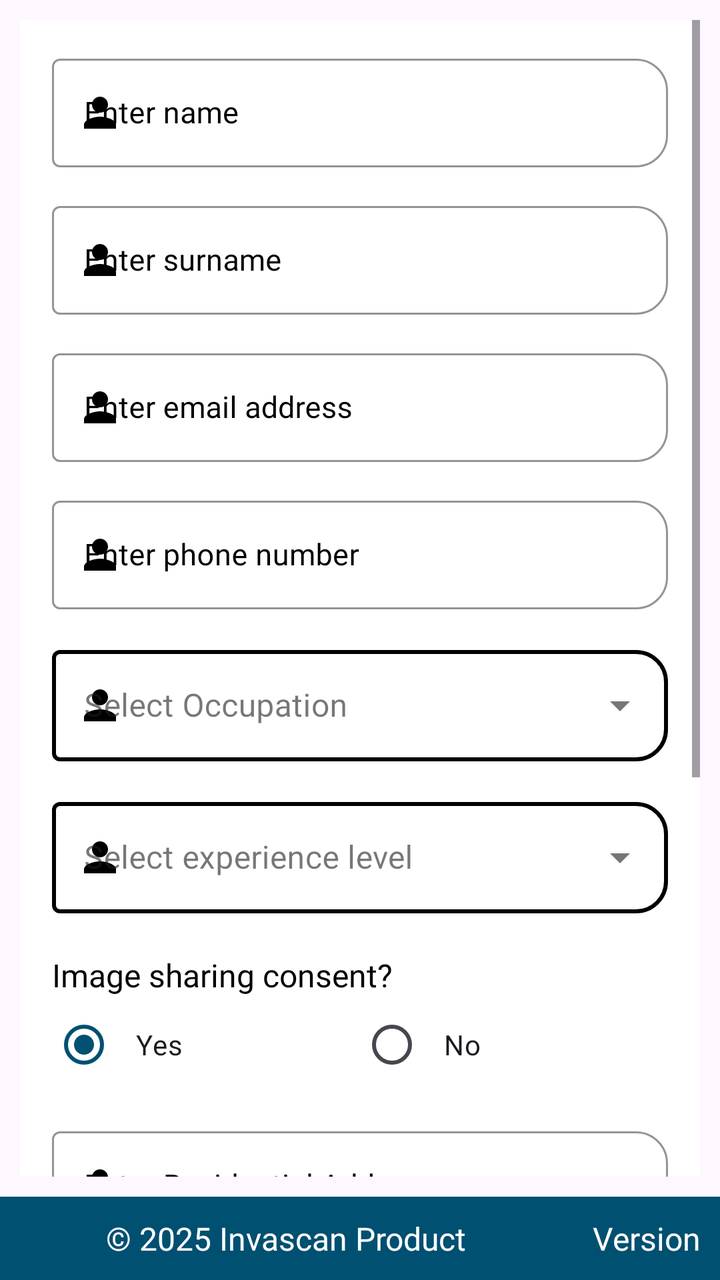
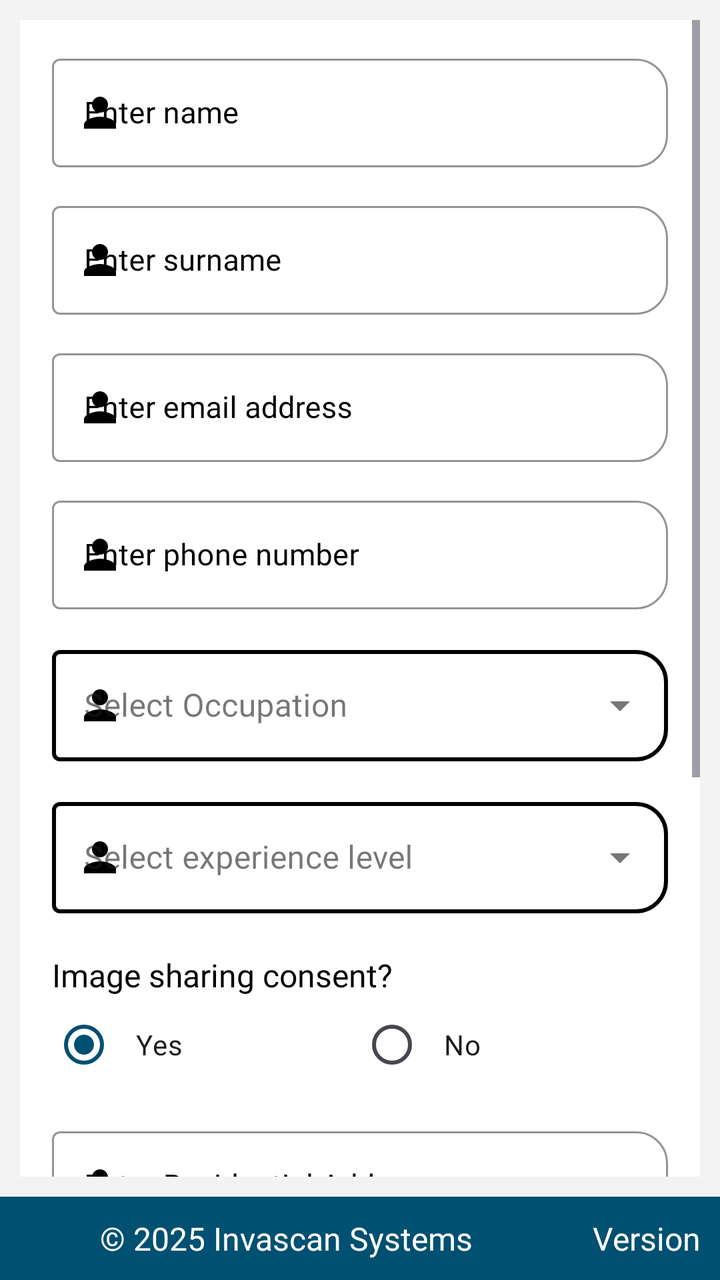

Screens rendered from an Android XML layout before and after an edit, with the pre-edit source and the edit as a unified diff.
<!-- AndroidManifest.xml: application theme Theme.Invascan -->
<!-- res/layout/content_create_account.xml -->
<?xml version="1.0" encoding="utf-8"?>
<androidx.constraintlayout.widget.ConstraintLayout
    xmlns:app="http://schemas.android.com/apk/res-auto"
    xmlns:android="http://schemas.android.com/apk/res/android"
    xmlns:tools="http://schemas.android.com/tools"
    android:layout_width="match_parent"
    android:layout_height="match_parent"
    android:layout_marginTop="16dp"
    tools:context=".ui.account.CreateAccountActivity">

    <ScrollView
        android:id="@+id/scroll_main"
        android:layout_width="0dp"
        android:layout_height="0dp"
        android:padding="10dp"
        android:contentDescription="@string/app_name"
        android:fillViewport="true"
        app:layout_constraintBottom_toTopOf="@+id/layout_footer"
        app:layout_constraintEnd_toEndOf="parent"
        app:layout_constraintHorizontal_bias="0.0"
        app:layout_constraintStart_toStartOf="parent"
        app:layout_constraintTop_toTopOf="parent"
        app:layout_constraintVertical_bias="0.0">
        <androidx.constraintlayout.widget.ConstraintLayout
            android:layout_width="match_parent"
            android:layout_height="wrap_content"
            android:background="@android:color/white">

            <com.google.android.material.textfield.TextInputLayout
                android:id="@+id/constraint_layout_name"
                style="@style/Widget.MaterialComponents.TextInputLayout.OutlinedBox"
                android:layout_width="match_parent"
                android:layout_height="wrap_content"
                android:layout_marginStart="16dp"
                android:layout_marginTop="14dp"
                android:layout_marginEnd="16dp"
                android:fontFamily="@font/roboto"
                android:hint="@string/person_name"
                android:textColorHint="@color/black"
                app:startIconDrawable="@drawable/baseline_person_24"
                app:startIconTint="@color/black"
                app:endIconMode="clear_text"
                app:boxCornerRadiusBottomEnd="16dp"
                app:boxCornerRadiusTopEnd="16dp"
                app:boxStrokeColor="#0000FF"
                app:boxStrokeWidth="1dp"
                app:layout_constraintEnd_toEndOf="parent"
                app:layout_constraintStart_toStartOf="parent"
                app:layout_constraintTop_toTopOf="parent">

                <com.google.android.material.textfield.TextInputEditText
                    android:id="@+id/account_name"
                    android:layout_width="match_parent"
                    android:layout_height="wrap_content"
                    android:fontFamily="@font/roboto"
                    android:inputType="textPersonName"
                    android:textColor="@color/black"
                    android:textSize="15sp" />

            </com.google.android.material.textfield.TextInputLayout>


            <com.google.android.material.textfield.TextInputLayout
                android:id="@+id/constraint_layout_surname"
                style="@style/Widget.MaterialComponents.TextInputLayout.OutlinedBox"
                android:layout_width="match_parent"
                android:layout_height="wrap_content"
                android:layout_marginStart="16dp"
                android:layout_marginTop="14dp"
                android:layout_marginEnd="16dp"
                android:fontFamily="@font/roboto"
                android:hint="@string/person_surname"
                android:textColorHint="@color/black"
                app:startIconDrawable="@drawable/baseline_person_24"
                app:startIconTint="@color/black"
                app:endIconMode="clear_text"
                app:boxCornerRadiusBottomEnd="16dp"
                app:boxCornerRadiusTopEnd="16dp"
                app:boxStrokeColor="#0000FF"
                app:boxStrokeWidth="1dp"
                app:layout_constraintEnd_toEndOf="parent"
                app:layout_constraintStart_toStartOf="parent"
                app:layout_constraintTop_toBottomOf="@+id/constraint_layout_name">

                <com.google.android.material.textfield.TextInputEditText
                    android:id="@+id/account_surname"
                    android:layout_width="match_parent"
                    android:layout_height="wrap_content"
                    android:fontFamily="@font/roboto"
                    android:inputType="textPersonName"
                    android:textColor="@color/black"
                    android:textSize="15sp" />

            </com.google.android.material.textfield.TextInputLayout>


            <com.google.android.material.textfield.TextInputLayout
                android:id="@+id/constraint_layout_email"
                style="@style/Widget.MaterialComponents.TextInputLayout.OutlinedBox"
                android:layout_width="match_parent"
                android:layout_height="wrap_content"
                android:layout_marginStart="16dp"
                android:layout_marginTop="14dp"
                android:layout_marginEnd="16dp"
                android:fontFamily="@font/roboto"
                android:hint="@string/person_email"
                android:textColorHint="@color/black"
                app:startIconDrawable="@drawable/baseline_person_24"
                app:startIconTint="@color/black"
                app:endIconMode="clear_text"
                app:boxCornerRadiusBottomEnd="16dp"
                app:boxCornerRadiusTopEnd="16dp"
                app:boxStrokeColor="#0000FF"
                app:boxStrokeWidth="1dp"
                app:layout_constraintEnd_toEndOf="parent"
                app:layout_constraintStart_toStartOf="parent"
                app:layout_constraintTop_toBottomOf="@+id/constraint_layout_surname">

                <com.google.android.material.textfield.TextInputEditText
                    android:id="@+id/account_email"
                    android:layout_width="match_parent"
                    android:layout_height="wrap_content"
                    android:fontFamily="@font/roboto"
                    android:inputType="textEmailAddress"
                    android:textColor="@color/black"
                    android:textSize="15sp" />

            </com.google.android.material.textfield.TextInputLayout>

            <com.google.android.material.textfield.TextInputLayout
                android:id="@+id/constraint_layout_phone"
                style="@style/Widget.MaterialComponents.TextInputLayout.OutlinedBox"
                android:layout_width="match_parent"
                android:layout_height="wrap_content"
                android:layout_marginStart="16dp"
                android:layout_marginTop="14dp"
                android:layout_marginEnd="16dp"
                android:fontFamily="@font/roboto"
                android:hint="@string/person_phone"
                android:textColorHint="@color/black"
                app:startIconDrawable="@drawable/baseline_person_24"
                app:startIconTint="@color/black"
                app:endIconMode="clear_text"
                app:boxCornerRadiusBottomEnd="16dp"
                app:boxCornerRadiusTopEnd="16dp"
                app:boxStrokeColor="#0000FF"
                app:boxStrokeWidth="1dp"
                app:layout_constraintEnd_toEndOf="parent"
                app:layout_constraintStart_toStartOf="parent"
                app:layout_constraintTop_toBottomOf="@+id/constraint_layout_email">

                <com.google.android.material.textfield.TextInputEditText
                    android:id="@+id/account_phone"
                    android:layout_width="match_parent"
                    android:layout_height="wrap_content"
                    android:fontFamily="@font/roboto"
                    android:inputType="phone"
                    android:textColor="@color/black"
                    android:textSize="15sp" />

            </com.google.android.material.textfield.TextInputLayout>


            <com.google.android.material.textfield.TextInputLayout
                android:id="@+id/constraint_layout_occupation"
                style="@style/TextInputLayoutDropDownStyle"
                android:layout_width="match_parent"
                android:layout_height="wrap_content"
                android:layout_marginStart="16dp"
                android:layout_marginTop="15dp"
                android:layout_marginEnd="16dp"
                android:fontFamily="@font/roboto"
                android:hint="@string/person_occupation"
                app:startIconDrawable="@drawable/baseline_person_24"
                app:startIconTint="@color/black"
                app:boxCornerRadiusBottomEnd="16dp"
                app:boxCornerRadiusTopEnd="16dp"
                app:layout_constraintEnd_toEndOf="parent"
                app:layout_constraintStart_toStartOf="parent"
                app:layout_constraintTop_toBottomOf="@+id/constraint_layout_phone">

                <com.google.android.material.textfield.MaterialAutoCompleteTextView
                    android:id="@+id/account_occupation"
                    android:layout_width="match_parent"
                    android:layout_height="wrap_content"
                    android:inputType="none"/>

            </com.google.android.material.textfield.TextInputLayout>


            <com.google.android.material.textfield.TextInputLayout
                android:id="@+id/constraint_layout_experience"
                style="@style/TextInputLayoutDropDownStyle"
                android:layout_width="match_parent"
                android:layout_height="wrap_content"
                android:layout_marginStart="16dp"
                android:layout_marginTop="15dp"
                android:layout_marginEnd="16dp"
                android:fontFamily="@font/roboto"
                android:hint="@string/person_experience"
                app:startIconDrawable="@drawable/baseline_person_24"
                app:startIconTint="@color/black"
                app:boxCornerRadiusBottomEnd="16dp"
                app:boxCornerRadiusTopEnd="16dp"
                app:layout_constraintEnd_toEndOf="parent"
                app:layout_constraintStart_toStartOf="parent"
                app:layout_constraintTop_toBottomOf="@+id/constraint_layout_occupation">

                <com.google.android.material.textfield.MaterialAutoCompleteTextView
                    android:id="@+id/account_experience"
                    android:layout_width="match_parent"
                    android:layout_height="wrap_content"
                    android:inputType="none"/>

            </com.google.android.material.textfield.TextInputLayout>





            <TextView
                android:id="@+id/constraint_layout_image_sharing_consent"
                android:layout_width="match_parent"
                android:layout_height="wrap_content"
                android:layout_marginTop="20dp"
                android:layout_marginStart="16dp"
                android:layout_marginEnd="16dp"
                android:text="@string/person_image_sharing_consent"
                android:fontFamily="@font/roboto"
                android:textColor="@color/black"
                android:textStyle="normal"
                android:textSize="16sp"
                app:layout_constraintEnd_toEndOf="parent"
                app:layout_constraintStart_toStartOf="parent"
                app:layout_constraintTop_toBottomOf="@+id/constraint_layout_experience"/>
            <RadioGroup
                android:id="@+id/constraint_layout_image_sharing_consent_options"
                android:layout_width="match_parent"
                android:layout_height="wrap_content"
                android:orientation="horizontal"
                android:layout_marginStart="16dp"
                android:layout_marginEnd="16dp"
                app:layout_constraintEnd_toEndOf="parent"
                app:layout_constraintStart_toStartOf="parent"
                app:layout_constraintTop_toBottomOf="@+id/constraint_layout_image_sharing_consent">

                <RadioButton
                    android:id="@+id/account_image_sharing_consent_yes"
                    android:layout_width="match_parent"
                    android:layout_height="wrap_content"
                    android:layout_weight="1"
                    android:padding="10dp"
                    android:checked="true"
                    android:fontFamily="@font/roboto"
                    android:textColorHint="@color/black"
                    android:text="@string/image_sharing_consent_yes"/>

                <RadioButton
                    android:id="@+id/account_image_sharing_consent_no"
                    android:layout_width="match_parent"
                    android:layout_height="wrap_content"
                    android:layout_weight="1"
                    android:padding="10dp"
                    android:fontFamily="@font/roboto"
                    android:textColorHint="@color/black"
                    android:text="@string/image_sharing_consent_no"/>
            </RadioGroup>


            <com.google.android.material.textfield.TextInputLayout
                android:id="@+id/constraint_layout_address"
                style="@style/Widget.MaterialComponents.TextInputLayout.OutlinedBox"
                android:layout_width="match_parent"
                android:layout_height="wrap_content"
                android:layout_marginStart="16dp"
                android:layout_marginTop="14dp"
                android:layout_marginEnd="16dp"
                android:fontFamily="@font/roboto"
                android:hint="@string/person_address"
                android:textColorHint="@color/black"
                app:startIconDrawable="@drawable/baseline_person_24"
                app:startIconTint="@color/black"
                app:endIconMode="clear_text"
                app:boxCornerRadiusBottomEnd="16dp"
                app:boxCornerRadiusTopEnd="16dp"
                app:boxStrokeColor="#0000FF"
                app:boxStrokeWidth="1dp"
                app:layout_constraintEnd_toEndOf="parent"
                app:layout_constraintStart_toStartOf="parent"
                app:layout_constraintTop_toBottomOf="@+id/constraint_layout_image_sharing_consent_options">

                <com.google.android.material.textfield.TextInputEditText
                    android:id="@+id/account_address"
                    android:layout_width="match_parent"
                    android:layout_height="wrap_content"
                    android:fontFamily="@font/roboto"
                    android:inputType="textPersonName"
                    android:textColor="@color/black"
                    android:textSize="15sp" />

            </com.google.android.material.textfield.TextInputLayout>

            <com.google.android.material.textfield.TextInputLayout
                android:id="@+id/constraint_layout_username"
                style="@style/Widget.MaterialComponents.TextInputLayout.OutlinedBox"
                android:layout_width="match_parent"
                android:layout_height="wrap_content"
                android:layout_marginStart="16dp"
                android:layout_marginTop="8dp"
                android:layout_marginEnd="16dp"
                android:fontFamily="@font/roboto"
                android:hint="@string/enter_username"
                android:textColorHint="@color/black"
                app:startIconDrawable="@drawable/baseline_lock_person_24"
                app:startIconTint="@color/black"
                app:endIconMode="password_toggle"
                app:boxCornerRadiusBottomEnd="16dp"
                app:boxCornerRadiusTopEnd="16dp"
                app:boxStrokeColor="#0000FF"
                app:boxStrokeWidth="1dp"
                app:layout_constraintEnd_toEndOf="parent"
                app:layout_constraintStart_toStartOf="parent"
                app:layout_constraintTop_toBottomOf="@+id/constraint_layout_address">

                <com.google.android.material.textfield.TextInputEditText
                    android:id="@+id/account_username"
                    android:layout_width="match_parent"
                    android:layout_height="wrap_content"
                    android:fontFamily="@font/roboto"
                    android:inputType="textPersonName"
                    android:textColor="@color/black"
                    android:textSize="15sp" />

            </com.google.android.material.textfield.TextInputLayout>


            <com.google.android.material.textfield.TextInputLayout
                android:id="@+id/constraint_layout_new_password"
                style="@style/Widget.MaterialComponents.TextInputLayout.OutlinedBox"
                android:layout_width="match_parent"
                android:layout_height="wrap_content"
                android:layout_marginStart="16dp"
                android:layout_marginTop="8dp"
                android:layout_marginEnd="16dp"
                android:fontFamily="@font/roboto"
                android:hint="@string/enter_password"
                android:textColorHint="@color/black"
                app:startIconDrawable="@drawable/baseline_lock_person_24"
                app:startIconTint="@color/black"
                app:endIconMode="password_toggle"
                app:boxCornerRadiusBottomEnd="16dp"
                app:boxCornerRadiusTopEnd="16dp"
                app:boxStrokeColor="#0000FF"
                app:boxStrokeWidth="1dp"
                app:layout_constraintEnd_toEndOf="parent"
                app:layout_constraintStart_toStartOf="parent"
                app:layout_constraintTop_toBottomOf="@+id/constraint_layout_username">

                <com.google.android.material.textfield.TextInputEditText
                    android:id="@+id/account_new_password"
                    android:layout_width="match_parent"
                    android:layout_height="wrap_content"
                    android:fontFamily="@font/roboto"
                    android:inputType="textPassword"
                    android:textColor="@color/black"
                    android:textSize="15sp" />

            </com.google.android.material.textfield.TextInputLayout>


            <com.google.android.material.textfield.TextInputLayout
                android:id="@+id/constraint_layout_confirm_password"
                style="@style/Widget.MaterialComponents.TextInputLayout.OutlinedBox"
                android:layout_width="match_parent"
                android:layout_height="wrap_content"
                android:layout_marginStart="16dp"
                android:layout_marginTop="8dp"
                android:layout_marginEnd="16dp"
                android:fontFamily="@font/roboto"
                android:hint="@string/confirm_password"
                android:textColorHint="@color/black"
                app:startIconDrawable="@drawable/baseline_lock_person_24"
                app:startIconTint="@color/black"
                app:endIconMode="password_toggle"
                app:boxCornerRadiusBottomEnd="16dp"
                app:boxCornerRadiusTopEnd="16dp"
                app:boxStrokeColor="#0000FF"
                app:boxStrokeWidth="1dp"
                app:layout_constraintEnd_toEndOf="parent"
                app:layout_constraintStart_toStartOf="parent"
                app:layout_constraintTop_toBottomOf="@+id/constraint_layout_new_password">

                <com.google.android.material.textfield.TextInputEditText
                    android:id="@+id/account_confirm_password"
                    android:layout_width="match_parent"
                    android:layout_height="wrap_content"
                    android:fontFamily="@font/roboto"
                    android:inputType="textPassword"
                    android:textColor="@color/black"
                    android:textSize="15sp" />

            </com.google.android.material.textfield.TextInputLayout>


            <Button
                android:id="@+id/btn_submit"
                android:layout_width="match_parent"
                android:layout_height="wrap_content"
                android:padding="20dp"
                android:layout_margin="24dp"
                android:text="@string/person_create_account"
                android:backgroundTint="@color/colorPrimary"
                android:textColor="@android:color/white"
                app:layout_constraintEnd_toEndOf="parent"
                app:layout_constraintStart_toStartOf="parent"
                app:layout_constraintTop_toBottomOf="@+id/constraint_layout_confirm_password"/>


        </androidx.constraintlayout.widget.ConstraintLayout>
    </ScrollView>

    
    <androidx.constraintlayout.widget.ConstraintLayout
        android:id="@+id/layout_footer"
        android:layout_width="match_parent"
        android:layout_height="wrap_content"
        android:background="@color/primary"
        app:layout_constraintBottom_toBottomOf="parent"
        app:layout_constraintEnd_toEndOf="parent"
        app:layout_constraintStart_toStartOf="parent"
        app:layout_constraintTop_toBottomOf="@+id/scroll_main"
        app:layout_constraintVertical_bias="1">

        <TextView
            android:id="@+id/txt_footer"
            android:layout_width="0dp"
            android:layout_height="wrap_content"
            android:layout_margin="10dp"
            android:fontFamily="@font/roboto"
            android:text="@string/app_footer"
            android:textAlignment="center"
            android:textColor="@color/white"
            android:textSize="16sp"
            app:layout_constraintBottom_toBottomOf="parent"
            app:layout_constraintEnd_toStartOf="@+id/txt_version"
            app:layout_constraintStart_toStartOf="parent"
            app:layout_constraintTop_toTopOf="parent"
            app:layout_constraintVertical_bias="0.5" />


        <TextView
            android:id="@+id/txt_version"
            android:layout_width="wrap_content"
            android:layout_height="wrap_content"
            android:layout_margin="10dp"
            android:fontFamily="@font/roboto"
            android:text="@string/app_version"
            android:textAlignment="center"
            android:textColor="@color/white"
            android:textSize="16sp"
            app:layout_constraintBottom_toBottomOf="parent"
            app:layout_constraintEnd_toEndOf="parent"
            app:layout_constraintHorizontal_bias="0.970"
            app:layout_constraintStart_toEndOf="@+id/txt_footer"
            app:layout_constraintTop_toTopOf="parent"
            app:layout_constraintVertical_bias="0.5" />

    </androidx.constraintlayout.widget.ConstraintLayout>
    
</androidx.constraintlayout.widget.ConstraintLayout>
<!-- resources referenced by this layout -->
<resources>
  <color name="black">#FF000000</color>
  <color name="colorPrimary">#005071</color>
  <color name="primary">#005071</color>
  <color name="white">#FFFFFFFF</color>
  <string name="app_footer">© 2025 Invascan Product</string>
  <string name="app_name">Invascan</string>
  <string name="app_version">Version</string>
  <string name="confirm_password">Confirm password</string>
  <string name="enter_password">Enter Password</string>
  <string name="enter_username">Enter username</string>
  <string name="image_sharing_consent_no">No</string>
  <string name="image_sharing_consent_yes">Yes</string>
  <string name="person_address">Enter Residential Address</string>
  <string name="person_create_account">Submit</string>
  <string name="person_email">Enter email address</string>
  <string name="person_experience">Select experience level</string>
  <string name="person_image_sharing_consent">Image sharing consent?</string>
  <string name="person_name">Enter name</string>
  <string name="person_occupation">Select Occupation</string>
  <string name="person_phone">Enter phone number</string>
  <string name="person_surname">Enter surname</string>
  <style name="TextInputLayoutDropDownStyle" parent="Widget.MaterialComponents.TextInputLayout.OutlinedBox.ExposedDropdownMenu">
          <item name="boxStrokeColor">@color/text_input_box_stroke</item>
          <item name="boxStrokeWidth">2dp</item>
      </style>
  <style name="Theme.Invascan" parent="Base.Theme.Invascan">
          <item name="colorPrimary">@color/colorPrimaryDark</item>
          <item name="colorPrimaryVariant">@color/colorPrimary</item>
          <item name="colorOnPrimary">@color/colorAccent</item>
  
          
          <item name="colorSecondary">@color/base_overlay</item>
          <item name="colorOnSecondary">@color/c_teal</item>
  
          
  
  
      </style>
  <style name="Base.Theme.Invascan" parent="Theme.Material3.DayNight.NoActionBar">
          
          
      </style>
  <color name="colorPrimaryDark">#005071</color>
  <color name="colorAccent">#FDB813</color>
  <color name="base_overlay">#CC004E6F</color>
  <color name="c_teal">#00897B</color>
  <!-- unchanged entries left out for length: 2 -->
</resources>

<!-- the commit's change to res/layout/content_create_account.xml (unified diff, before → after) -->
@@ -5,7 +5,7 @@
     xmlns:tools="http://schemas.android.com/tools"
     android:layout_width="match_parent"
     android:layout_height="match_parent"
-    android:layout_marginTop="16dp"
+    android:background="@color/background"
     tools:context=".ui.account.CreateAccountActivity">
 
     <ScrollView
<!-- resource entries referenced after the edit -->
@@ -1,10 +1,11 @@
 <!-- resources referenced by this layout -->
 <resources>
+  <color name="background">#f3f3f3</color>
   <color name="black">#FF000000</color>
   <color name="colorPrimary">#005071</color>
   <color name="primary">#005071</color>
   <color name="white">#FFFFFFFF</color>
-  <string name="app_footer">© 2025 Invascan Product</string>
+  <string name="app_footer">© 2025 Invascan Systems</string>
   <string name="app_name">Invascan</string>
   <string name="app_version">Version</string>
   <string name="confirm_password">Confirm password</string>
@@ -35,7 +36,12 @@
           <item name="colorOnSecondary">@color/c_teal</item>
   
           
+          <item name="android:windowBackground">?attr/colorSurface</item>
   
+          <item name="popupMenuStyle">@style/CustomPopupMenu</item>
+  
+          
+          <item name="android:textColor">#000000</item>
   
       </style>
   <style name="Base.Theme.Invascan" parent="Theme.Material3.DayNight.NoActionBar">
@@ -46,6 +52,38 @@
   <color name="colorAccent">#FDB813</color>
   <color name="base_overlay">#CC004E6F</color>
   <color name="c_teal">#00897B</color>
+  <style name="CustomPopupMenu" parent="@style/Widget.MaterialComponents.PopupMenu">
+          <item name="android:popupBackground">@drawable/menu_background</item>
+  
+          
+          <item name="android:textColor">#000000</item>
+  
+          
+          <item name="android:itemBackground">@drawable/menu_item_selector</item>
+      </style>
+  <!-- drawable menu_background (drawable) -->
+  <shape xmlns:android="http://schemas.android.com/apk/res/android"
+      android:shape="rectangle">
+      <solid android:color="@color/background"/> 
+      <corners android:radius="2dp"/> 
+      <stroke android:width="1dp" android:color="@color/orange_500"/> 
+      <padding android:left="8dp" android:top="8dp" android:right="8dp" android:bottom="8dp"/>
+  </shape>
+  <!-- drawable menu_item_selector (drawable) -->
+  <selector xmlns:android="http://schemas.android.com/apk/res/android">
+      <item android:state_pressed="true">
+          <shape android:shape="rectangle">
+              <solid android:color="#E0E0E0"/> 
+          </shape>
+      </item>
+      <item>
+          <shape android:shape="rectangle">
+              <solid android:color="@color/orange_500"/> 
+          </shape>
+      </item>
+  
+  </selector>
+  <color name="orange_500">#FF9800</color>
   <!-- unchanged entries left out for length: 2 -->
 </resources>
 
